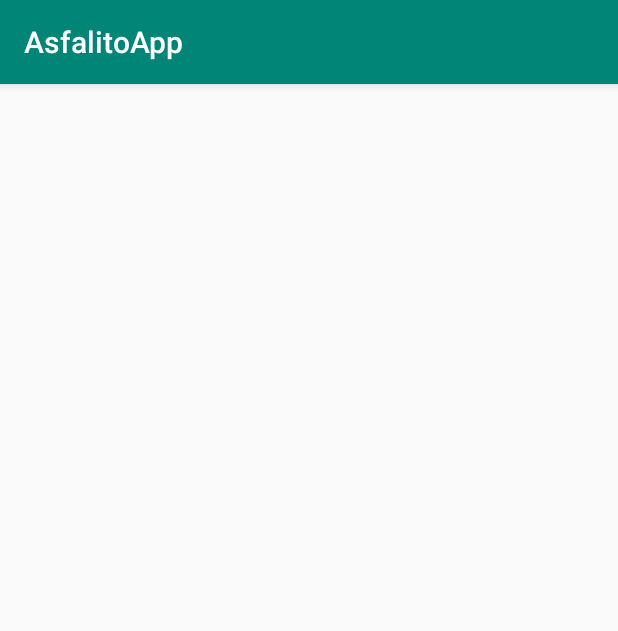
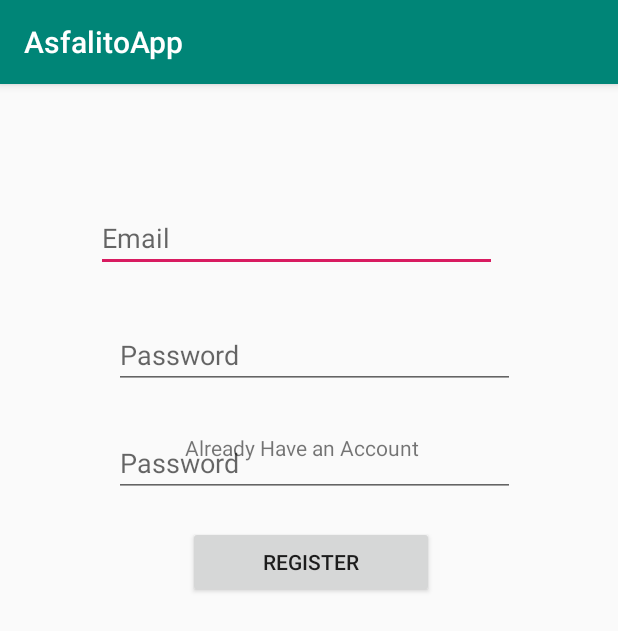
Before and after one commit to Pantelisvad/ComplainsApplication, an Android app: the RegisterActivity screen opened directly, with no data from a screen before it, on a phone screen of 412 x 824 dp. Shown: the top 631 px of the screen. Run offline under Robolectric (Android 15) with nearby library versions, the phone set to English and light mode, and no system bars; our stand-ins replace Firebase (no records; nobody signed in at launch, a user with empty details on screens opened directly).

Commit message:
Register Try success

```diff
--- a/app/src/main/AndroidManifest.xml
+++ b/app/src/main/AndroidManifest.xml
@@ -10,7 +10,7 @@
         android:supportsRtl="true"
         android:theme="@style/AppTheme">
         <activity android:name=".RegisterActivity"></activity>
-        <activity android:name=".MainActivity">
+        <activity android:name=".LoginActivity">
             <intent-filter>
                 <action android:name="android.intent.action.MAIN" />
 
--- a/app/src/main/java/com/example/asfalitoapp/RegisterActivity.java
+++ b/app/src/main/java/com/example/asfalitoapp/RegisterActivity.java
@@ -1,14 +1,96 @@
 package com.example.asfalitoapp;
 
+import androidx.annotation.NonNull;
 import androidx.appcompat.app.AppCompatActivity;
 
+import android.content.Intent;
 import android.os.Bundle;
+import android.util.Log;
+import android.view.View;
+import android.widget.EditText;
+import android.widget.Button;
+import android.widget.TextView;
+import android.widget.Toast;
+
+import com.google.android.gms.tasks.OnCompleteListener;
+import com.google.android.gms.tasks.Task;
+import com.google.firebase.auth.AuthResult;
+import com.google.firebase.auth.FirebaseAuth;
+import com.google.firebase.auth.FirebaseUser;
+
+import org.w3c.dom.Text;
 
 public class RegisterActivity extends AppCompatActivity {
+
+    private FirebaseAuth mAuth;
+    private EditText input_email, input_password, input_passwordver;
+    private Button registerbutton;
+    private TextView redirectbutton;
+    private static final String TAG = "Register";
 
     @Override
     protected void onCreate(Bundle savedInstanceState) {
         super.onCreate(savedInstanceState);
         setContentView(R.layout.activity_register);
+        mAuth = FirebaseAuth.getInstance();
+        input_email = findViewById(R.id.email);
+        input_password = findViewById(R.id.password);
+        input_passwordver = findViewById(R.id.passwordver);
+        registerbutton = findViewById(R.id.registerbtn);
+        redirectbutton = findViewById(R.id.loginredirect);
+
+        redirectbutton.setOnClickListener(new View.OnClickListener() {
+            @Override
+            public void onClick(View v) {
+                    Intent myIntent = new Intent(getBaseContext(), LoginActivity.class);
+                    startActivity(myIntent);
+            }
+        });
+
+        registerbutton.setOnClickListener(new View.OnClickListener() {
+            @Override
+            public void onClick(View v) {
+                if (input_password.getText().toString().equals(input_passwordver.getText().toString())) {
+                    createAccount(input_email.getText().toString(), input_password.getText().toString());
+                }
+            }
+        });
+
+
+    }
+
+    private void createAccount(String email, String password) {
+
+        // [START create_user_with_email]
+        mAuth.createUserWithEmailAndPassword(email, password)
+                .addOnCompleteListener(this, new OnCompleteListener<AuthResult>() {
+                    @Override
+                    public void onComplete(@NonNull Task<AuthResult> task) {
+                        if (task.isSuccessful()) {
+                            // Sign in success, update UI with the signed-in user's information
+                            Log.d(TAG, "createUserWithEmail:success");
+                            FirebaseUser user = mAuth.getCurrentUser();
+                            updateUI(user);
+                        } else {
+                            // If sign in fails, display a message to the user.
+                            Log.w(TAG, "createUserWithEmail:failure", task.getException());
+                            Toast.makeText(RegisterActivity.this, "Authentication failed.",
+                                    Toast.LENGTH_SHORT).show();
+                            updateUI(null);
+                        }
+                    }
+                });
+
+    }
+
+    @Override
+    public void onStart() {
+        super.onStart();
+        // Check if user is signed in (non-null) and update UI accordingly.
+        FirebaseUser currentUser = mAuth.getCurrentUser();
+        updateUI(currentUser);
+    }
+
+    private void updateUI(FirebaseUser currentUser) {
     }
 }
--- a/app/src/main/res/layout/activity_register.xml
+++ b/app/src/main/res/layout/activity_register.xml
@@ -1,9 +1,73 @@
 <?xml version="1.0" encoding="utf-8"?>
-<androidx.constraintlayout.widget.ConstraintLayout xmlns:android="http://schemas.android.com/apk/res/android"
+<RelativeLayout xmlns:android="http://schemas.android.com/apk/res/android"
     xmlns:app="http://schemas.android.com/apk/res-auto"
     xmlns:tools="http://schemas.android.com/tools"
     android:layout_width="match_parent"
     android:layout_height="match_parent"
     tools:context=".RegisterActivity">
 
-</androidx.constraintlayout.widget.ConstraintLayout>
+
+    <EditText
+        android:id="@+id/email"
+        android:layout_width="267dp"
+        android:layout_height="wrap_content"
+        android:layout_alignParentStart="true"
+        android:layout_alignParentTop="true"
+        android:layout_centerInParent="true"
+        android:layout_marginStart="64dp"
+        android:layout_marginTop="80dp"
+        android:hint="Email" />
+
+    <EditText
+        android:id="@+id/password"
+        android:layout_width="267dp"
+        android:layout_height="wrap_content"
+        android:layout_alignParentStart="true"
+        android:layout_alignParentTop="true"
+        android:layout_centerHorizontal="true"
+        android:layout_marginStart="76dp"
+        android:layout_marginTop="158dp"
+        android:hint="Password"
+        android:inputType="textPassword" />
+
+    <EditText
+        android:id="@+id/passwordver"
+        android:layout_width="267dp"
+        android:layout_height="wrap_content"
+        android:layout_alignParentStart="true"
+        android:layout_alignParentTop="true"
+        android:layout_centerHorizontal="true"
+        android:layout_marginStart="76dp"
+        android:layout_marginTop="230dp"
+        android:hint="Password"
+        android:inputType="textPassword" />
+
+    <TextView
+        android:id="@+id/loginredirect"
+        android:layout_width="wrap_content"
+        android:layout_height="wrap_content"
+
+        android:layout_alignParentStart="true"
+        android:layout_alignParentBottom="true"
+        android:layout_centerHorizontal="true"
+        android:layout_marginStart="123dp"
+        android:layout_marginBottom="516dp"
+        android:linksClickable="true"
+        android:text="Already Have an Account"></TextView>
+
+    <Button
+        android:id="@+id/registerbtn"
+        android:layout_width="164dp"
+        android:layout_height="wrap_content"
+        android:layout_alignParentStart="true"
+        android:layout_alignParentBottom="true"
+        android:layout_centerHorizontal="true"
+        android:layout_marginStart="125dp"
+        android:layout_marginBottom="425dp"
+        android:text="Register">
+
+
+    </Button>
+
+
+</RelativeLayout>
```
